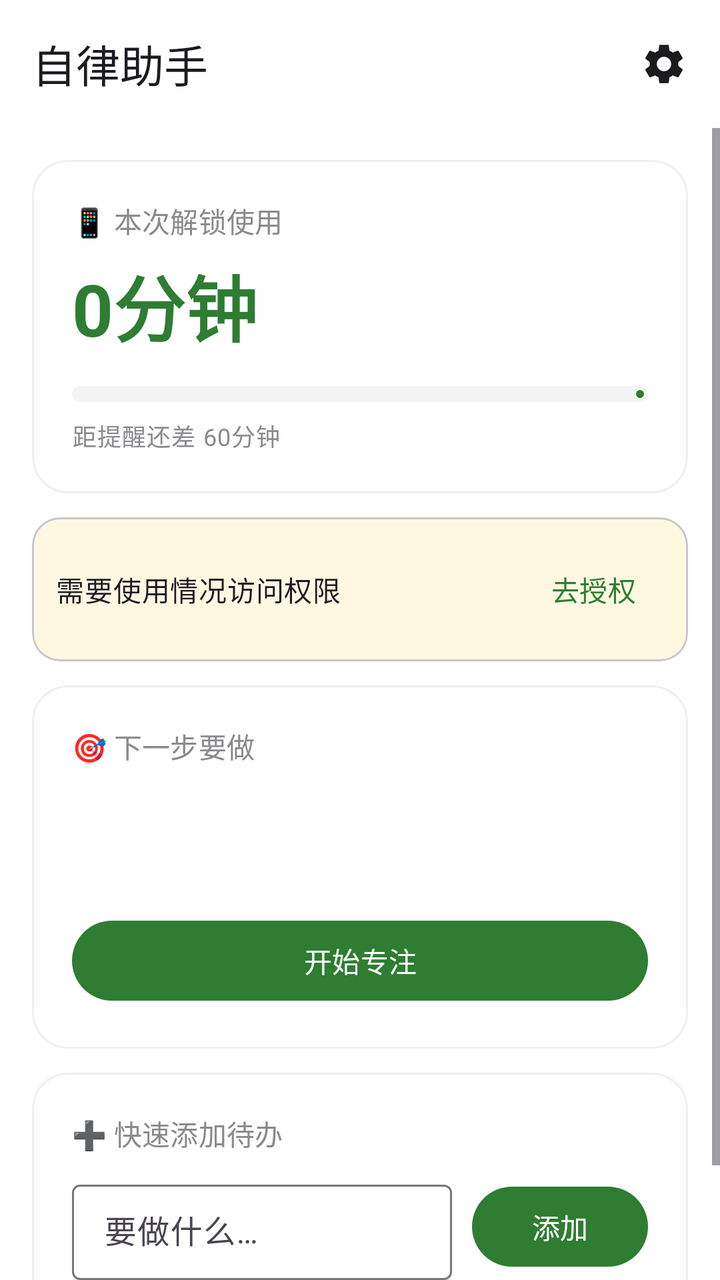
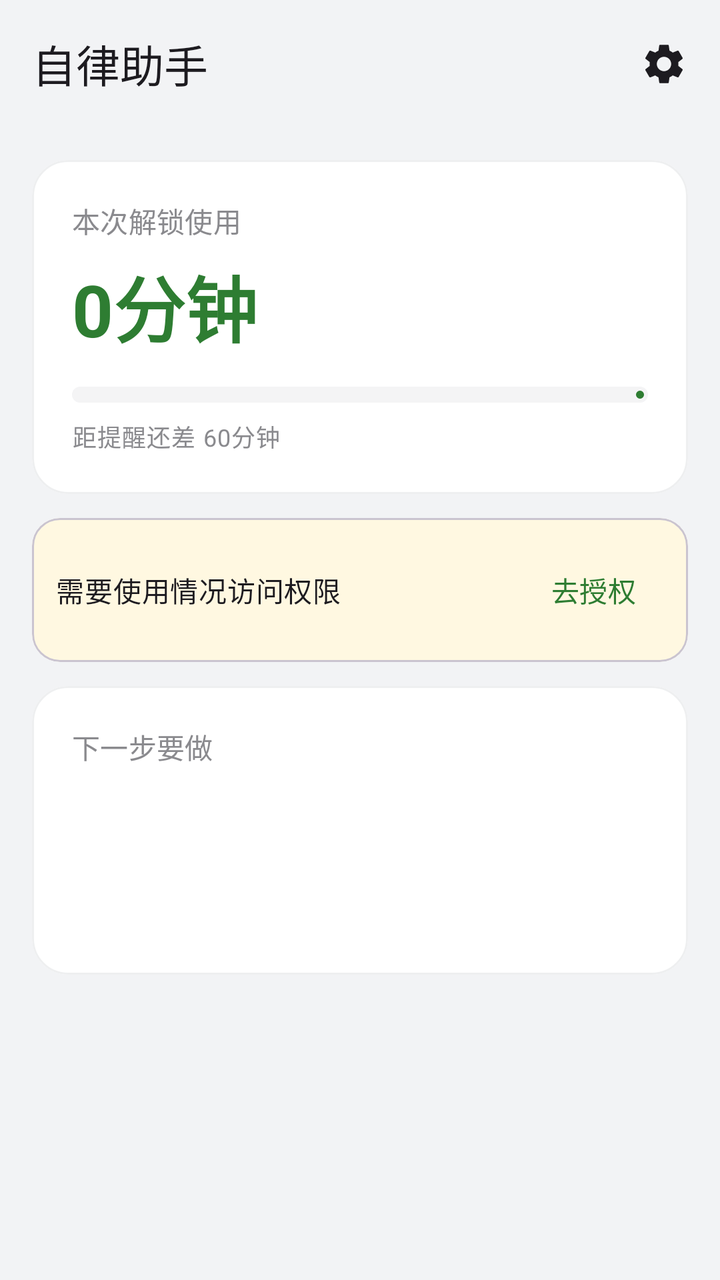

Screens rendered from an Android XML layout before and after an edit, with the pre-edit source and the edit as a unified diff.
<!-- AndroidManifest.xml: application theme Theme.SelfDiscipline -->
<!-- res/layout/activity_main.xml -->
<?xml version="1.0" encoding="utf-8"?>
<LinearLayout xmlns:android="http://schemas.android.com/apk/res/android"
    xmlns:app="http://schemas.android.com/apk/res-auto"
    android:layout_width="match_parent"
    android:layout_height="match_parent"
    android:background="@color/white"
    android:orientation="vertical">

    <com.google.android.material.appbar.MaterialToolbar
        android:id="@+id/toolbar"
        android:layout_width="match_parent"
        android:layout_height="?attr/actionBarSize"
        android:background="@color/white"
        app:title="自律助手"
        app:titleTextAppearance="?attr/textAppearanceTitleLarge">

        <ImageView
            android:id="@+id/btnSettings"
            android:layout_width="40dp"
            android:layout_height="40dp"
            android:layout_gravity="end"
            android:layout_marginEnd="8dp"
            android:background="?attr/selectableItemBackgroundBorderless"
            android:contentDescription="设置"
            android:padding="8dp"
            android:src="@drawable/ic_settings" />
    </com.google.android.material.appbar.MaterialToolbar>

    <ScrollView
        android:layout_width="match_parent"
        android:layout_height="match_parent"
        android:fillViewport="true">

        <LinearLayout
            android:layout_width="match_parent"
            android:layout_height="wrap_content"
            android:orientation="vertical"
            android:padding="16dp">

            
            <com.google.android.material.card.MaterialCardView
                android:layout_width="match_parent"
                android:layout_height="wrap_content"
                app:cardBackgroundColor="@color/surface"
                app:cardCornerRadius="18dp"
                app:cardElevation="0dp"
                app:strokeColor="#EEEFF0"
                app:strokeWidth="1dp">

                <LinearLayout
                    android:layout_width="match_parent"
                    android:layout_height="wrap_content"
                    android:orientation="vertical"
                    android:padding="20dp">

                    <TextView
                        android:layout_width="wrap_content"
                        android:layout_height="wrap_content"
                        android:text="📱 本次解锁使用"
                        android:textAppearance="?attr/textAppearanceLabelLarge"
                        android:textColor="@color/text_secondary" />

                    <TextView
                        android:id="@+id/tvUsage"
                        android:layout_width="wrap_content"
                        android:layout_height="wrap_content"
                        android:layout_marginTop="6dp"
                        android:text="0分钟"
                        android:textAppearance="?attr/textAppearanceDisplaySmall"
                        android:textColor="@color/primary"
                        android:textStyle="bold" />

                    <com.google.android.material.progressindicator.LinearProgressIndicator
                        android:id="@+id/progressUsage"
                        android:layout_width="match_parent"
                        android:layout_height="wrap_content"
                        android:layout_marginTop="14dp"
                        android:max="100"
                        app:indicatorColor="@color/primary"
                        app:trackColor="@color/surface_variant"
                        app:trackCornerRadius="4dp"
                        app:trackThickness="8dp" />

                    <TextView
                        android:id="@+id/tvUsageHint"
                        android:layout_width="wrap_content"
                        android:layout_height="wrap_content"
                        android:layout_marginTop="8dp"
                        android:text="距提醒还差 60分钟"
                        android:textAppearance="?attr/textAppearanceBodySmall"
                        android:textColor="@color/text_secondary" />
                </LinearLayout>
            </com.google.android.material.card.MaterialCardView>

            
            <com.google.android.material.card.MaterialCardView
                android:id="@+id/cardPermission"
                android:layout_width="match_parent"
                android:layout_height="wrap_content"
                android:layout_marginTop="12dp"
                app:cardBackgroundColor="#FFF8E1"
                app:cardCornerRadius="14dp"
                app:cardElevation="0dp">

                <LinearLayout
                    android:layout_width="match_parent"
                    android:layout_height="wrap_content"
                    android:gravity="center_vertical"
                    android:orientation="horizontal"
                    android:padding="12dp">

                    <TextView
                        android:layout_width="0dp"
                        android:layout_height="wrap_content"
                        android:layout_weight="1"
                        android:text="需要使用情况访问权限"
                        android:textAppearance="?attr/textAppearanceBodyMedium" />

                    <com.google.android.material.button.MaterialButton
                        android:id="@+id/btnGrantPermission"
                        android:layout_width="wrap_content"
                        android:layout_height="wrap_content"
                        android:minWidth="0dp"
                        android:paddingStart="14dp"
                        android:paddingEnd="14dp"
                        android:text="去授权"
                        style="@style/Widget.Material3.Button.TextButton" />
                </LinearLayout>
            </com.google.android.material.card.MaterialCardView>

            
            <com.google.android.material.card.MaterialCardView
                android:id="@+id/cardNextTask"
                android:layout_width="match_parent"
                android:layout_height="wrap_content"
                android:layout_marginTop="12dp"
                app:cardBackgroundColor="@color/surface"
                app:cardCornerRadius="18dp"
                app:cardElevation="0dp"
                app:strokeColor="#EEEFF0"
                app:strokeWidth="1dp">

                <LinearLayout
                    android:layout_width="match_parent"
                    android:layout_height="wrap_content"
                    android:orientation="vertical"
                    android:padding="20dp">

                    <TextView
                        android:layout_width="wrap_content"
                        android:layout_height="wrap_content"
                        android:text="🎯 下一步要做"
                        android:textAppearance="?attr/textAppearanceLabelLarge"
                        android:textColor="@color/text_secondary" />

                    <TextView
                        android:id="@+id/tvNextTitle"
                        android:layout_width="wrap_content"
                        android:layout_height="wrap_content"
                        android:layout_marginTop="6dp"
                        android:textAppearance="?attr/textAppearanceHeadlineSmall"
                        android:textStyle="bold" />

                    <TextView
                        android:id="@+id/tvNextMeta"
                        android:layout_width="wrap_content"
                        android:layout_height="wrap_content"
                        android:layout_marginTop="2dp"
                        android:textAppearance="?attr/textAppearanceBodyMedium"
                        android:textColor="@color/text_secondary" />

                    <com.google.android.material.button.MaterialButton
                        android:id="@+id/btnStartFocus"
                        android:layout_width="match_parent"
                        android:layout_height="wrap_content"
                        android:layout_marginTop="14dp"
                        android:text="开始专注" />
                </LinearLayout>
            </com.google.android.material.card.MaterialCardView>

            
            <com.google.android.material.card.MaterialCardView
                android:id="@+id/cardNoTask"
                android:layout_width="match_parent"
                android:layout_height="wrap_content"
                android:layout_marginTop="12dp"
                android:visibility="gone"
                app:cardBackgroundColor="@color/surface"
                app:cardCornerRadius="18dp"
                app:cardElevation="0dp"
                app:strokeColor="#EEEFF0"
                app:strokeWidth="1dp">

                <LinearLayout
                    android:layout_width="match_parent"
                    android:layout_height="wrap_content"
                    android:gravity="center"
                    android:orientation="vertical"
                    android:padding="24dp">

                    <TextView
                        android:layout_width="wrap_content"
                        android:layout_height="wrap_content"
                        android:text="暂无待办任务"
                        android:textAppearance="?attr/textAppearanceTitleMedium"
                        android:textColor="@color/text_secondary" />

                    <com.google.android.material.button.MaterialButton
                        android:id="@+id/btnGoAddTask"
                        android:layout_width="wrap_content"
                        android:layout_height="wrap_content"
                        android:layout_marginTop="8dp"
                        android:text="去添加任务"
                        style="@style/Widget.Material3.Button.TonalButton" />
                </LinearLayout>
            </com.google.android.material.card.MaterialCardView>

            
            <com.google.android.material.card.MaterialCardView
                android:layout_width="match_parent"
                android:layout_height="wrap_content"
                android:layout_marginTop="12dp"
                app:cardBackgroundColor="@color/surface"
                app:cardCornerRadius="18dp"
                app:cardElevation="0dp"
                app:strokeColor="#EEEFF0"
                app:strokeWidth="1dp">

                <LinearLayout
                    android:layout_width="match_parent"
                    android:layout_height="wrap_content"
                    android:orientation="vertical"
                    android:padding="20dp">

                    <TextView
                        android:layout_width="wrap_content"
                        android:layout_height="wrap_content"
                        android:text="➕ 快速添加待办"
                        android:textAppearance="?attr/textAppearanceLabelLarge"
                        android:textColor="@color/text_secondary" />

                    <LinearLayout
                        android:layout_width="match_parent"
                        android:layout_height="wrap_content"
                        android:layout_marginTop="10dp"
                        android:gravity="center_vertical"
                        android:orientation="horizontal">

                        <com.google.android.material.textfield.TextInputLayout
                            android:layout_width="0dp"
                            android:layout_height="wrap_content"
                            android:layout_weight="1"
                            android:hint="要做什么…"
                            style="@style/Widget.Material3.TextInputLayout.OutlinedBox.Dense">

                            <com.google.android.material.textfield.TextInputEditText
                                android:id="@+id/etQuickTodo"
                                android:layout_width="match_parent"
                                android:layout_height="wrap_content"
                                android:imeOptions="actionDone"
                                android:inputType="text"
                                android:maxLines="1" />
                        </com.google.android.material.textfield.TextInputLayout>

                        <com.google.android.material.button.MaterialButton
                            android:id="@+id/btnAddTodo"
                            android:layout_width="wrap_content"
                            android:layout_height="wrap_content"
                            android:layout_marginStart="10dp"
                            android:text="添加" />
                    </LinearLayout>

                    <TextView
                        android:id="@+id/tvPendingCount"
                        android:layout_width="wrap_content"
                        android:layout_height="wrap_content"
                        android:layout_marginTop="10dp"
                        android:text="暂无待办任务"
                        android:textAppearance="?attr/textAppearanceBodySmall"
                        android:textColor="@color/text_secondary" />
                </LinearLayout>
            </com.google.android.material.card.MaterialCardView>
        </LinearLayout>
    </ScrollView>
</LinearLayout>
<!-- resources referenced by this layout -->
<resources>
  <color name="primary">#2E7D32</color>
  <color name="surface">#FFFFFF</color>
  <color name="surface_variant">#F4F4F5</color>
  <color name="text_secondary">#8A8A8E</color>
  <color name="white">#FFFFFF</color>
  <!-- drawable ic_settings (drawable) -->
  <?xml version="1.0" encoding="utf-8"?>
  <vector xmlns:android="http://schemas.android.com/apk/res/android"
      android:width="24dp"
      android:height="24dp"
      android:viewportWidth="24"
      android:viewportHeight="24"
      android:tint="?attr/colorOnSurface">
      <path
          android:fillColor="#FF000000"
          android:pathData="M19.14,12.94c0.04,-0.3 0.06,-0.61 0.06,-0.94c0,-0.32 -0.02,-0.64 -0.07,-0.94l2.03,-1.58c0.18,-0.14 0.23,-0.41 0.12,-0.61l-1.92,-3.32c-0.12,-0.22 -0.37,-0.29 -0.59,-0.22l-2.39,0.96c-0.5,-0.38 -1.03,-0.7 -1.62,-0.94L14.4,2.81c-0.04,-0.24 -0.24,-0.41 -0.48,-0.41h-3.84c-0.24,0 -0.43,0.17 -0.47,0.41L9.25,5.35C8.66,5.59 8.12,5.92 7.63,6.29L5.24,5.33c-0.22,-0.08 -0.47,0 -0.59,0.22L2.74,8.87C2.62,9.08 2.66,9.34 2.86,9.48l2.03,1.58C4.84,11.36 4.8,11.69 4.8,12s0.02,0.64 0.07,0.94l-2.03,1.58c-0.18,0.14 -0.23,0.41 -0.12,0.61l1.92,3.32c0.12,0.22 0.37,0.29 0.59,0.22l2.39,-0.96c0.5,0.38 1.03,0.7 1.62,0.94l0.36,2.54c0.05,0.24 0.24,0.41 0.48,0.41h3.84c0.24,0 0.44,-0.17 0.47,-0.41l0.36,-2.54c0.59,-0.24 1.13,-0.56 1.62,-0.94l2.39,0.96c0.22,0.08 0.47,0 0.59,-0.22l1.92,-3.32c0.12,-0.22 0.07,-0.47 -0.12,-0.61L19.14,12.94zM12,15.6c-1.98,0 -3.6,-1.62 -3.6,-3.6s1.62,-3.6 3.6,-3.6s3.6,1.62 3.6,3.6S13.98,15.6 12,15.6z" />
  </vector>
  <style name="Theme.SelfDiscipline" parent="Theme.Material3.Light.NoActionBar">
          <item name="colorPrimary">@color/primary</item>
          <item name="colorOnPrimary">@color/white</item>
          <item name="colorPrimaryContainer">@color/primary_container</item>
          <item name="colorOnPrimaryContainer">@color/on_primary_container</item>
          <item name="colorSurface">@color/surface</item>
          <item name="colorSurfaceVariant">@color/surface_variant</item>
          <item name="android:windowBackground">@color/white</item>
          <item name="android:statusBarColor">@color/white</item>
          <item name="android:windowLightStatusBar">true</item>
      </style>
  <color name="primary_container">#A5D6A7</color>
  <color name="on_primary_container">#1B5E20</color>
</resources>

<!-- the commit's change to res/layout/activity_main.xml (unified diff, before → after) -->
@@ -3,14 +3,14 @@
     xmlns:app="http://schemas.android.com/apk/res-auto"
     android:layout_width="match_parent"
     android:layout_height="match_parent"
-    android:background="@color/white"
+    android:background="@color/bg"
     android:orientation="vertical">
 
     <com.google.android.material.appbar.MaterialToolbar
         android:id="@+id/toolbar"
         android:layout_width="match_parent"
         android:layout_height="?attr/actionBarSize"
-        android:background="@color/white"
+        android:background="@color/bg"
         app:title="自律助手"
         app:titleTextAppearance="?attr/textAppearanceTitleLarge">
 
@@ -56,7 +56,7 @@
                     <TextView
                         android:layout_width="wrap_content"
                         android:layout_height="wrap_content"
-                        android:text="📱 本次解锁使用"
+                        android:text="本次解锁使用"
                         android:textAppearance="?attr/textAppearanceLabelLarge"
                         android:textColor="@color/text_secondary" />
 
@@ -134,6 +134,9 @@
                 android:layout_width="match_parent"
                 android:layout_height="wrap_content"
                 android:layout_marginTop="12dp"
+                android:clickable="true"
+                android:focusable="true"
+                android:foreground="?attr/selectableItemBackground"
                 app:cardBackgroundColor="@color/surface"
                 app:cardCornerRadius="18dp"
                 app:cardElevation="0dp"
@@ -149,7 +152,7 @@
                     <TextView
                         android:layout_width="wrap_content"
                         android:layout_height="wrap_content"
-                        android:text="🎯 下一步要做"
+                        android:text="下一步要做"
                         android:textAppearance="?attr/textAppearanceLabelLarge"
                         android:textColor="@color/text_secondary" />
 
@@ -169,12 +172,13 @@
                         android:textAppearance="?attr/textAppearanceBodyMedium"
                         android:textColor="@color/text_secondary" />
 
-                    <com.google.android.material.button.MaterialButton
-                        android:id="@+id/btnStartFocus"
-                        android:layout_width="match_parent"
-                        android:layout_height="wrap_content"
-                        android:layout_marginTop="14dp"
-                        android:text="开始专注" />
+                    <TextView
+                        android:id="@+id/tvPendingCount"
+                        android:layout_width="wrap_content"
+                        android:layout_height="wrap_content"
+                        android:layout_marginTop="8dp"
+                        android:textAppearance="?attr/textAppearanceBodySmall"
+                        android:textColor="@color/text_secondary" />
                 </LinearLayout>
             </com.google.android.material.card.MaterialCardView>
 
@@ -214,72 +218,17 @@
                         style="@style/Widget.Material3.Button.TonalButton" />
                 </LinearLayout>
             </com.google.android.material.card.MaterialCardView>
-
-            
-            <com.google.android.material.card.MaterialCardView
-                android:layout_width="match_parent"
-                android:layout_height="wrap_content"
-                android:layout_marginTop="12dp"
-                app:cardBackgroundColor="@color/surface"
-                app:cardCornerRadius="18dp"
-                app:cardElevation="0dp"
-                app:strokeColor="#EEEFF0"
-                app:strokeWidth="1dp">
-
-                <LinearLayout
-                    android:layout_width="match_parent"
-                    android:layout_height="wrap_content"
-                    android:orientation="vertical"
-                    android:padding="20dp">
-
-                    <TextView
-                        android:layout_width="wrap_content"
-                        android:layout_height="wrap_content"
-                        android:text="➕ 快速添加待办"
-                        android:textAppearance="?attr/textAppearanceLabelLarge"
-                        android:textColor="@color/text_secondary" />
-
-                    <LinearLayout
-                        android:layout_width="match_parent"
-                        android:layout_height="wrap_content"
-                        android:layout_marginTop="10dp"
-                        android:gravity="center_vertical"
-                        android:orientation="horizontal">
-
-                        <com.google.android.material.textfield.TextInputLayout
-                            android:layout_width="0dp"
-                            android:layout_height="wrap_content"
-                            android:layout_weight="1"
-                            android:hint="要做什么…"
-                            style="@style/Widget.Material3.TextInputLayout.OutlinedBox.Dense">
-
-                            <com.google.android.material.textfield.TextInputEditText
-                                android:id="@+id/etQuickTodo"
-                                android:layout_width="match_parent"
-                                android:layout_height="wrap_content"
-                                android:imeOptions="actionDone"
-                                android:inputType="text"
-                                android:maxLines="1" />
-                        </com.google.android.material.textfield.TextInputLayout>
-
-                        <com.google.android.material.button.MaterialButton
-                            android:id="@+id/btnAddTodo"
-                            android:layout_width="wrap_content"
-                            android:layout_height="wrap_content"
-                            android:layout_marginStart="10dp"
-                            android:text="添加" />
-                    </LinearLayout>
-
-                    <TextView
-                        android:id="@+id/tvPendingCount"
-                        android:layout_width="wrap_content"
-                        android:layout_height="wrap_content"
-                        android:layout_marginTop="10dp"
-                        android:text="暂无待办任务"
-                        android:textAppearance="?attr/textAppearanceBodySmall"
-                        android:textColor="@color/text_secondary" />
-                </LinearLayout>
-            </com.google.android.material.card.MaterialCardView>
         </LinearLayout>
     </ScrollView>
+
+    
+    <com.google.android.material.floatingactionbutton.FloatingActionButton
+        android:id="@+id/fabAddTodo"
+        android:layout_width="wrap_content"
+        android:layout_height="wrap_content"
+        android:layout_gravity="bottom|center_horizontal"
+        android:layout_marginBottom="24dp"
+        android:contentDescription="快速添加待办"
+        android:src="@drawable/ic_add"
+        app:tint="@android:color/white" />
 </LinearLayout>
<!-- resource entries referenced after the edit -->
@@ -1,9 +1,21 @@
 <!-- resources referenced by this layout -->
 <resources>
+  <color name="bg">#F2F3F5</color>
   <color name="primary">#2E7D32</color>
   <color name="surface">#FFFFFF</color>
   <color name="surface_variant">#F4F4F5</color>
   <color name="text_secondary">#8A8A8E</color>
+  <!-- drawable ic_add (drawable) -->
+  <?xml version="1.0" encoding="utf-8"?>
+  <vector xmlns:android="http://schemas.android.com/apk/res/android"
+      android:width="24dp"
+      android:height="24dp"
+      android:viewportWidth="24"
+      android:viewportHeight="24">
+      <path
+          android:fillColor="#FFFFFFFF"
+          android:pathData="M19,13H13V19H11V13H5V11H11V5H13V11H19V13Z" />
+  </vector>
   <color name="white">#FFFFFF</color>
   <!-- drawable ic_settings (drawable) -->
   <?xml version="1.0" encoding="utf-8"?>
@@ -24,8 +36,8 @@
           <item name="colorOnPrimaryContainer">@color/on_primary_container</item>
           <item name="colorSurface">@color/surface</item>
           <item name="colorSurfaceVariant">@color/surface_variant</item>
-          <item name="android:windowBackground">@color/white</item>
-          <item name="android:statusBarColor">@color/white</item>
+          <item name="android:windowBackground">@color/bg</item>
+          <item name="android:statusBarColor">@color/bg</item>
           <item name="android:windowLightStatusBar">true</item>
       </style>
   <color name="primary_container">#A5D6A7</color>
